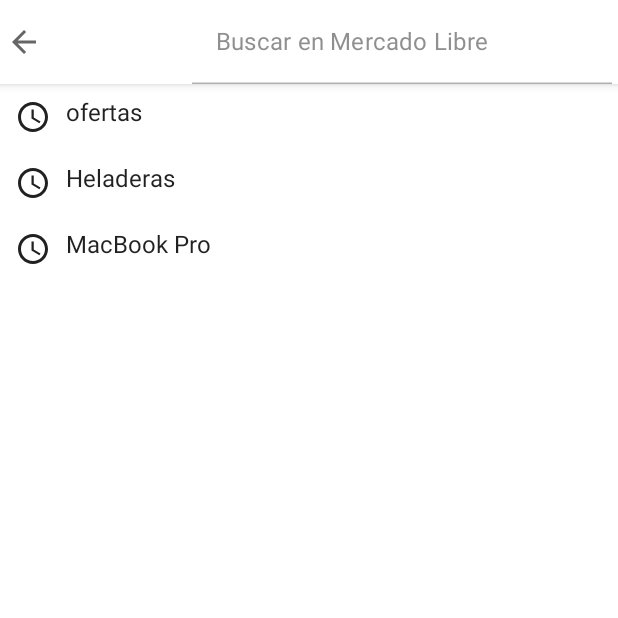
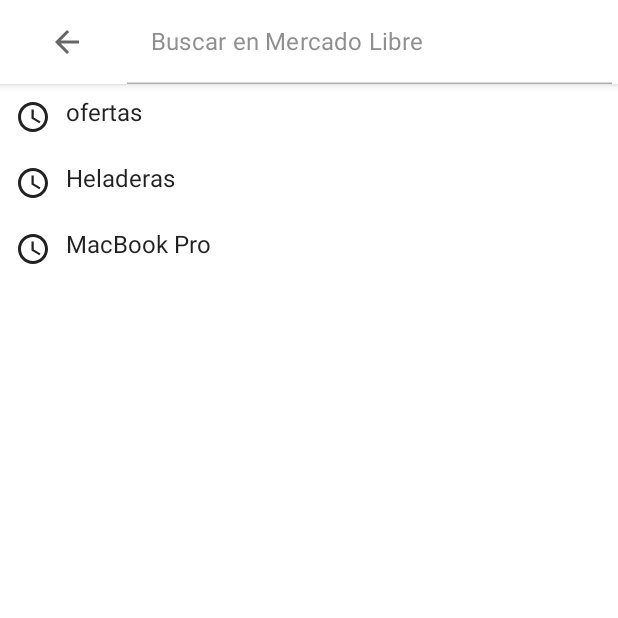
Before and after one commit to matiaslev/MercadoLibrePoc, an Android app built with Jetpack Compose: the Search screen opened through its navigation route, on a phone screen of 412 x 824 dp, the top half of it. Run offline under Robolectric (Android 15) with nearby library versions, the phone set to English and light mode, and no system bars; our stand-ins replace Dagger/Hilt's generated code; libraries missing offline, so code that uses them is left out: dev.chrisbanes.accompanist.

Commit message:
search topbar weight

```diff
--- a/app/src/main/java/com/matiaslev/mercadolibrepoc/screens/Search.kt
+++ b/app/src/main/java/com/matiaslev/mercadolibrepoc/screens/Search.kt
@@ -45,19 +45,21 @@ fun SearchTopBar(model: MainViewModel, action: () -> Unit) {
 
     TopAppBar(backgroundColor = Color.White) {
         Row(
-            modifier = Modifier.fillMaxSize(),
+            modifier = Modifier
+                .fillMaxSize(),
             horizontalArrangement = Arrangement.SpaceBetween,
             verticalAlignment = Alignment.CenterVertically
         ) {
             Icon(
                 modifier = Modifier
+                    .weight(1f)
                     .clickable { action() },
                 painter = painterResource(id = R.drawable.ic_arrow_back),
                 contentDescription = "back navigation button"
             )
 
             TextField(
-                modifier = Modifier,
+                modifier = Modifier.weight(4f),
                 value = input,
                 label = { Text(text = "Buscar en Mercado Libre") },
                 colors = TextFieldDefaults.textFieldColors(
```
